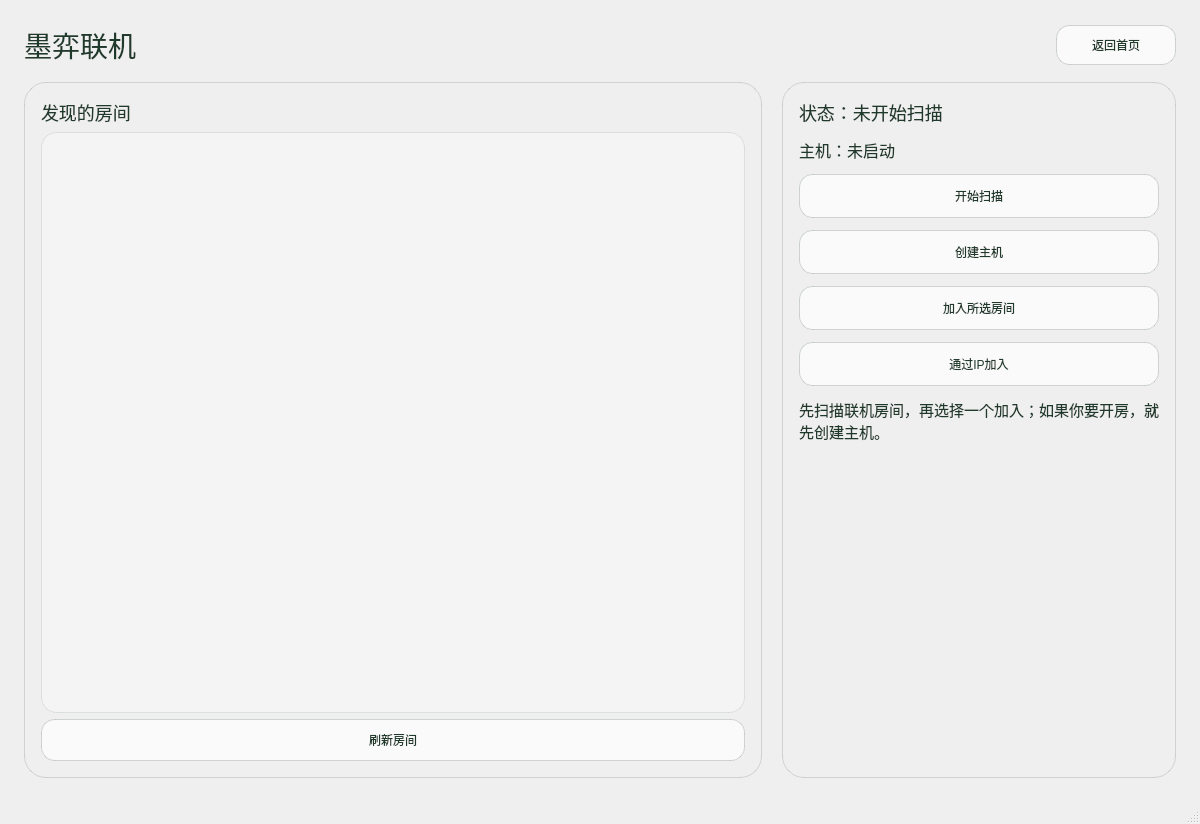
Above: src/ui/mainwindow.ui from zzzz-1111/gomoku before the change. Below: the same form after it.
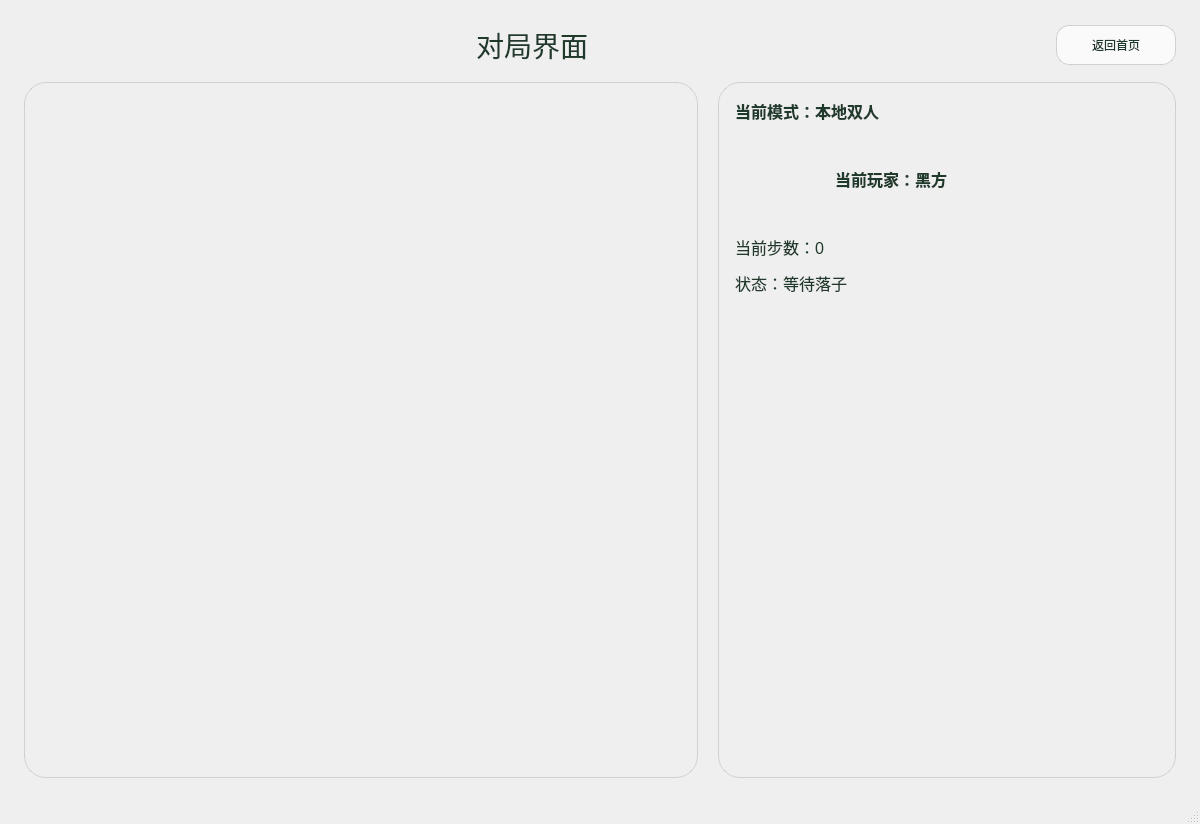
That is the form after the change. The open tabs and pages were chosen to show the change. Icons and pictures are not drawn.

```diff
--- a/src/ui/mainwindow.ui
+++ b/src/ui/mainwindow.ui
@@ -230,331 +230,6 @@
         </item>
        </layout>
       </widget>
-      <widget class="QWidget" name="networkPage">
-       <property name="styleSheet">
-        <string notr="true">QWidget#networkPage {
-    border-image: url(:/assets/backgrounds/home_hero_bg.png) 0 0 0 0 stretch stretch;
-}
-QFrame#roomListFrame, QFrame#networkControlFrame {
-    background: transparent;
-    border: 1px solid rgba(31, 58, 43, 0.16);
-    border-radius: 22px;
-}
-QListWidget#roomListWidget {
-    background: rgba(255, 255, 255, 0.30);
-    border: 1px solid rgba(31, 58, 43, 0.10);
-    border-radius: 16px;
-    padding: 6px;
-}
-QListWidget#roomListWidget::item {
-    padding: 10px 12px;
-    margin: 4px;
-    border-radius: 12px;
-}
-QListWidget#roomListWidget::item:selected {
-    background: rgba(31, 58, 43, 0.18);
-}
-QPushButton#networkBackButton,
-QPushButton#refreshRoomsButton,
-QPushButton#discoverButton,
-QPushButton#hostButton,
-QPushButton#joinRoomButton,
-QPushButton#directJoinButton {
-    background-color: rgba(255, 255, 255, 0.68);
-    color: #1f3a2b;
-    border: 1px solid rgba(31, 58, 43, 0.18);
-    border-radius: 14px;
-    padding: 8px 16px;
-}
-QPushButton#networkBackButton:hover,
-QPushButton#refreshRoomsButton:hover,
-QPushButton#discoverButton:hover,
-QPushButton#hostButton:hover,
-QPushButton#joinRoomButton:hover,
-QPushButton#directJoinButton:hover {
-    background-color: rgba(255, 255, 255, 0.84);
-}</string>
-       </property>
-       <layout class="QVBoxLayout" name="networkRootLayout">
-        <property name="spacing">
-         <number>16</number>
-        </property>
-        <property name="leftMargin">
-         <number>24</number>
-        </property>
-        <property name="topMargin">
-         <number>24</number>
-        </property>
-        <property name="rightMargin">
-         <number>24</number>
-        </property>
-        <property name="bottomMargin">
-         <number>24</number>
-        </property>
-        <item>
-         <layout class="QHBoxLayout" name="networkHeaderLayout">
-          <property name="leftMargin">
-           <number>0</number>
-          </property>
-          <property name="topMargin">
-           <number>0</number>
-          </property>
-          <property name="rightMargin">
-           <number>0</number>
-          </property>
-          <property name="bottomMargin">
-           <number>0</number>
-          </property>
-          <item>
-           <widget class="QLabel" name="networkTitleLabel">
-            <property name="styleSheet">
-             <string notr="true">font-family: "华文行楷";
-font-size: 28px;
-font-weight: 400;
-color: #1f3a2b;</string>
-            </property>
-            <property name="text">
-             <string>墨弈联机</string>
-            </property>
-           </widget>
-          </item>
-          <item>
-           <spacer name="networkHeaderSpacer">
-            <property name="orientation">
-             <enum>Qt::Orientation::Horizontal</enum>
-            </property>
-            <property name="sizeHint" stdset="0">
-             <size>
-              <width>40</width>
-              <height>20</height>
-             </size>
-            </property>
-           </spacer>
-          </item>
-          <item>
-           <widget class="QPushButton" name="networkBackButton">
-            <property name="minimumSize">
-             <size>
-              <width>120</width>
-              <height>40</height>
-             </size>
-            </property>
-            <property name="text">
-             <string>返回首页</string>
-            </property>
-           </widget>
-          </item>
-         </layout>
-        </item>
-        <item>
-         <layout class="QHBoxLayout" name="networkContentLayout">
-          <property name="spacing">
-           <number>20</number>
-          </property>
-          <item>
-           <widget class="QFrame" name="roomListFrame">
-            <property name="frameShape">
-             <enum>QFrame::Shape::NoFrame</enum>
-            </property>
-            <property name="frameShadow">
-             <enum>QFrame::Shadow::Plain</enum>
-            </property>
-            <layout class="QVBoxLayout" name="roomListLayout">
-             <property name="leftMargin">
-              <number>16</number>
-             </property>
-             <property name="topMargin">
-              <number>16</number>
-             </property>
-             <property name="rightMargin">
-              <number>16</number>
-             </property>
-             <property name="bottomMargin">
-              <number>16</number>
-             </property>
-             <item>
-              <widget class="QLabel" name="roomListTitleLabel">
-               <property name="styleSheet">
-                <string notr="true">font-family: "华文行楷";
-font-size: 18px;
-font-weight: 400;
-color: #1f3a2b;</string>
-               </property>
-               <property name="text">
-                <string>发现的房间</string>
-               </property>
-              </widget>
-             </item>
-             <item>
-              <widget class="QListWidget" name="roomListWidget">
-               <property name="minimumSize">
-                <size>
-                 <width>0</width>
-                 <height>420</height>
-                </size>
-               </property>
-              </widget>
-             </item>
-             <item>
-              <widget class="QPushButton" name="refreshRoomsButton">
-               <property name="minimumSize">
-                <size>
-                 <width>0</width>
-                 <height>42</height>
-                </size>
-               </property>
-               <property name="text">
-                <string>刷新房间</string>
-               </property>
-              </widget>
-             </item>
-            </layout>
-           </widget>
-          </item>
-          <item>
-           <widget class="QFrame" name="networkControlFrame">
-            <property name="minimumSize">
-             <size>
-              <width>320</width>
-              <height>0</height>
-             </size>
-            </property>
-            <property name="frameShape">
-             <enum>QFrame::Shape::NoFrame</enum>
-            </property>
-            <property name="frameShadow">
-             <enum>QFrame::Shadow::Plain</enum>
-            </property>
-            <layout class="QVBoxLayout" name="networkControlLayout">
-             <property name="spacing">
-              <number>12</number>
-             </property>
-             <property name="leftMargin">
-              <number>16</number>
-             </property>
-             <property name="topMargin">
-              <number>16</number>
-             </property>
-             <property name="rightMargin">
-              <number>16</number>
-             </property>
-             <property name="bottomMargin">
-              <number>16</number>
-             </property>
-             <item>
-              <widget class="QLabel" name="networkStatusLabel">
-               <property name="styleSheet">
-                <string notr="true">font-family: "华文行楷";
-font-size: 18px;
-font-weight: 400;
-color: #1f3a2b;</string>
-               </property>
-               <property name="text">
-                <string>状态：未开始扫描</string>
-               </property>
-              </widget>
-             </item>
-             <item>
-              <widget class="QLabel" name="hostInfoLabel">
-               <property name="styleSheet">
-                <string notr="true">font-family: "华文行楷";
-font-size: 16px;
-font-weight: 400;
-color: #1f3a2b;</string>
-               </property>
-               <property name="text">
-                <string>主机：未启动</string>
-               </property>
-              </widget>
-             </item>
-             <item>
-              <widget class="QPushButton" name="discoverButton">
-               <property name="minimumSize">
-                <size>
-                 <width>0</width>
-                 <height>44</height>
-                </size>
-               </property>
-               <property name="text">
-                <string>开始扫描</string>
-               </property>
-              </widget>
-             </item>
-             <item>
-              <widget class="QPushButton" name="hostButton">
-               <property name="minimumSize">
-                <size>
-                 <width>0</width>
-                 <height>44</height>
-                </size>
-               </property>
-               <property name="text">
-                <string>创建主机</string>
-               </property>
-              </widget>
-             </item>
-             <item>
-              <widget class="QPushButton" name="joinRoomButton">
-               <property name="minimumSize">
-                <size>
-                 <width>0</width>
-                 <height>44</height>
-                </size>
-               </property>
-               <property name="text">
-                <string>加入所选房间</string>
-               </property>
-              </widget>
-             </item>
-             <item>
-              <widget class="QPushButton" name="directJoinButton">
-               <property name="minimumSize">
-                <size>
-                 <width>0</width>
-                 <height>44</height>
-                </size>
-               </property>
-               <property name="text">
-                <string>通过IP加入</string>
-               </property>
-              </widget>
-             </item>
-             <item>
-              <widget class="QLabel" name="networkHintLabel">
-               <property name="styleSheet">
-                <string notr="true">font-family: "华文行楷";
-font-size: 15px;
-font-weight: 400;
-color: #1f3a2b;</string>
-               </property>
-               <property name="text">
-                <string>先扫描联机房间，再选择一个加入；如果你要开房，就先创建主机。</string>
-               </property>
-               <property name="wordWrap">
-                <bool>true</bool>
-               </property>
-              </widget>
-             </item>
-             <item>
-              <spacer name="networkBottomSpacer">
-               <property name="orientation">
-                <enum>Qt::Orientation::Vertical</enum>
-               </property>
-               <property name="sizeHint" stdset="0">
-                <size>
-                 <width>20</width>
-                 <height>40</height>
-                </size>
-               </property>
-              </spacer>
-             </item>
-            </layout>
-           </widget>
-          </item>
-         </layout>
-        </item>
-       </layout>
-      </widget>
       <widget class="QWidget" name="gamePage">
        <property name="styleSheet">
         <string notr="true">QWidget#gamePage {
```
